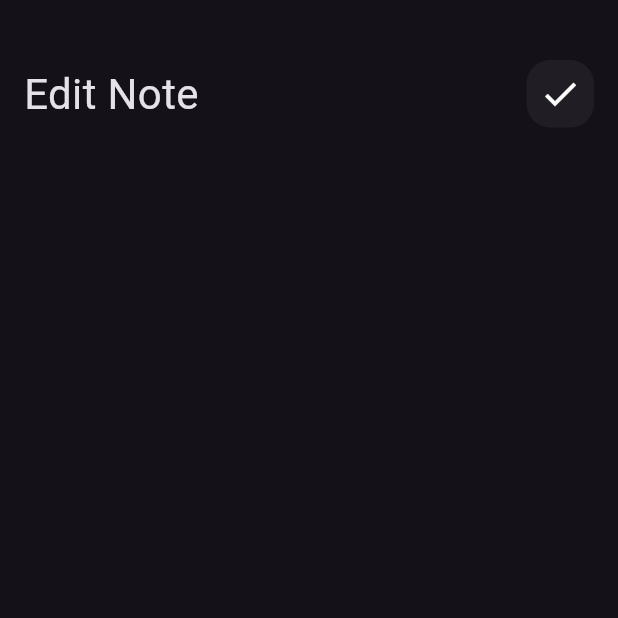
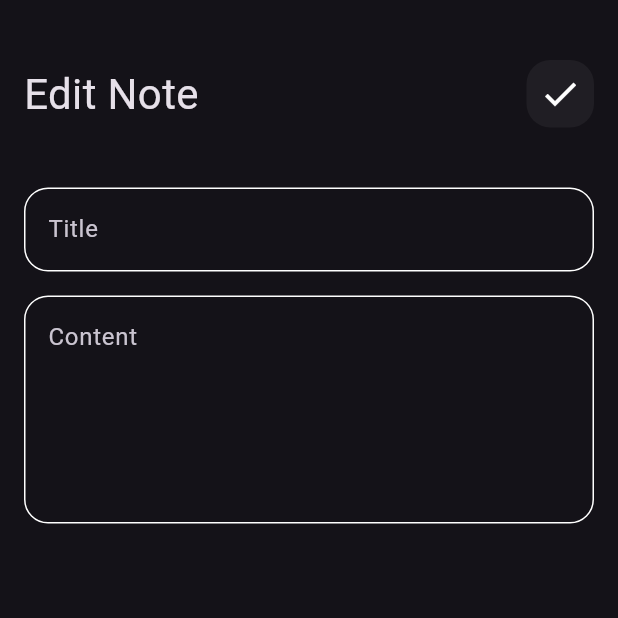
Before and after one commit to yasminamo/Notes-app, a Flutter app: the EditeNoteView screen opened directly, on a phone screen of 412 x 824 dp, the top half of it. Run offline on Flutter 3.47's test engine with Material 3 defaults, Android fonts, the phone set to English and light mode, and no system bars.

Commit message:
edit note view ui done

```diff
--- a/lib/views/Widgets/edit_note_view_body.dart
+++ b/lib/views/Widgets/edit_note_view_body.dart
@@ -1,5 +1,6 @@
 import 'package:flutter/material.dart';
 import 'package:note_app/views/Widgets/custom_app_bar.dart';
+import 'package:note_app/views/Widgets/custom_text_field.dart';
 
 class EditNoteViewBody extends StatelessWidget {
   const EditNoteViewBody({super.key});
@@ -17,6 +18,17 @@ class EditNoteViewBody extends StatelessWidget {
             title: 'Edit Note',
             icon: Icons.check,
           ),
+          SizedBox(
+            height: 40,
+          ),
+          CustomTextField(hint: 'Title'),
+          SizedBox(
+            height: 16,
+          ),
+          CustomTextField(
+            hint: 'Content',
+            maxlines: 5,
+          ),
         ],
       ),
     );
```
